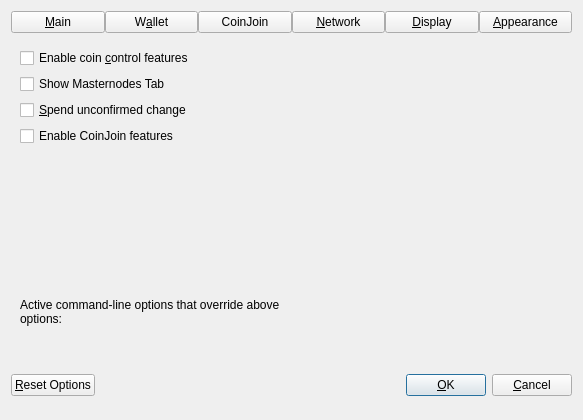
Old version of the form src/qt/forms/optionsdialog.ui in the repository watto-engineer/dash.
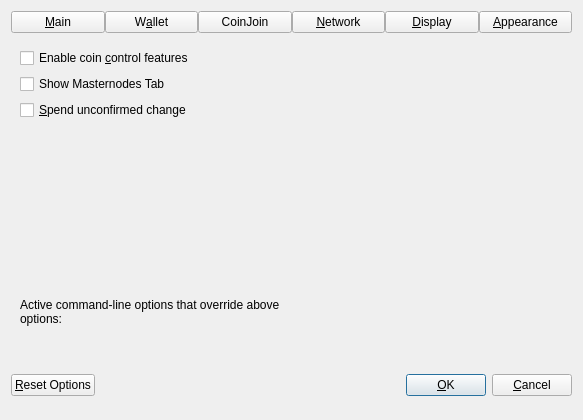
New version of the form. The open tabs and pages were chosen to show the change. Custom widgets are drawn as their Qt base class.

```diff
--- a/src/qt/forms/optionsdialog.ui
+++ b/src/qt/forms/optionsdialog.ui
@@ -275,16 +275,6 @@
             </property>
            </widget>
           </item>
-          <item>
-           <widget class="QCheckBox" name="coinJoinEnabled">
-            <property name="toolTip">
-             <string>Show mixing interface on Overview screen and reveal an additional screen which allows to spend fully mixed coins only.&lt;br/&gt;A new tab with more settings will also appear in this dialog, please make sure to check them before mixing your coins.</string>
-            </property>
-            <property name="text">
-             <string notr="true">Enable CoinJoin features</string>
-            </property>
-           </widget>
-          </item>
          </layout>
        </item>
        <item>
```
